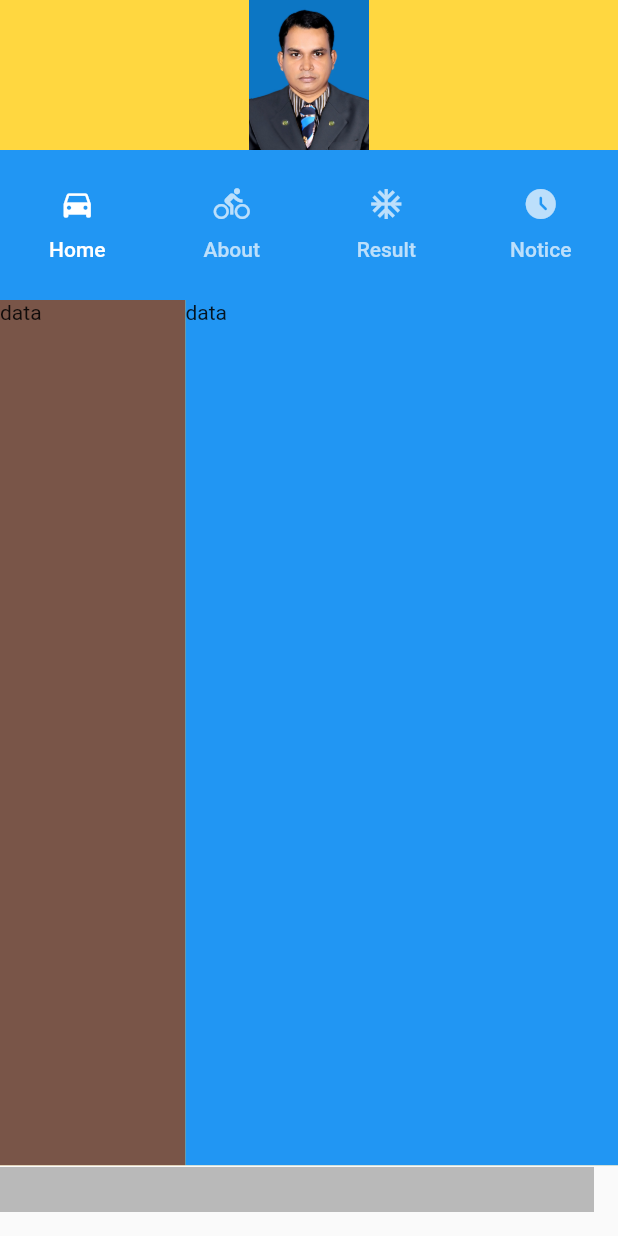
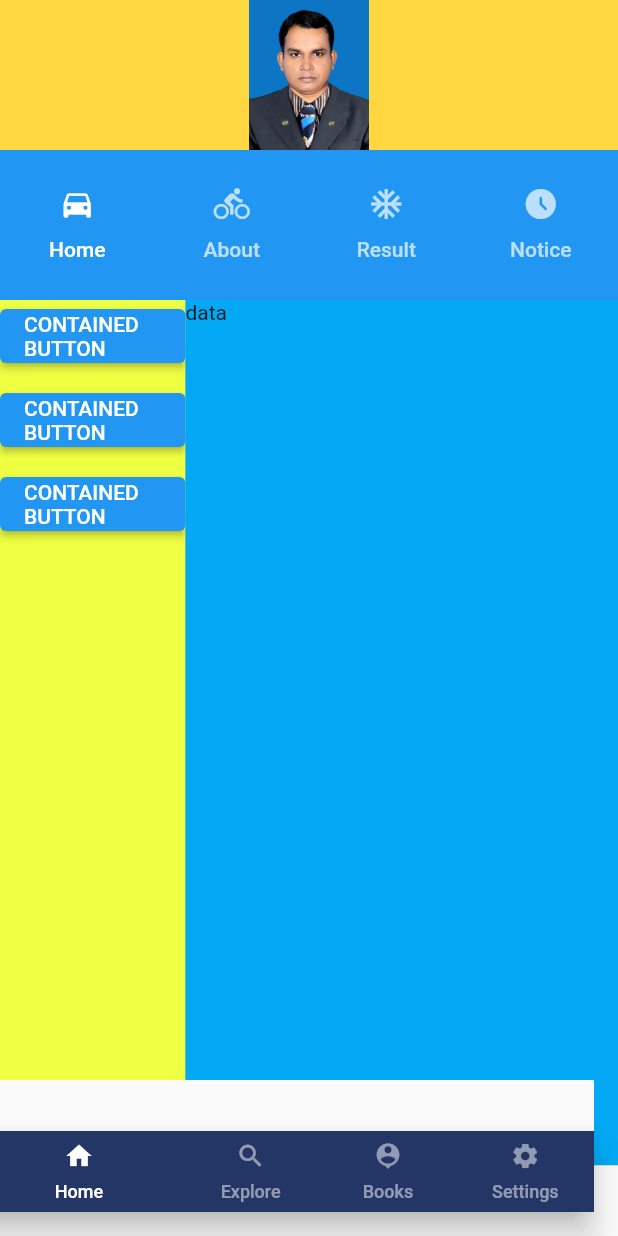
Before and after one commit to sohelrana31/flutter, a Flutter app: the screen it shows after launch, on a phone screen of 412 x 824 dp. Run offline on Flutter 3.47's test engine with Material 2 defaults, Android fonts, the light colour scheme and no system bars; our stand-ins replace get, native_pdf_view; missing offline and left inert: a package.

Commit message:
bottomnavbar

```diff
--- /dev/null
+++ b/practice_22/lib/app/global_widget/bottomnavbar_widget.dart
@@ -0,0 +1,94 @@
+import 'package:flutter/material.dart';
+
+import 'package:get/get.dart';
+import 'package:practice_22/app/modules/home/controllers/home_controller.dart';
+
+class BottomnavbarWidget extends StatelessWidget {
+  final TextStyle unselectedLabelStyle = TextStyle(
+      color: Colors.white.withOpacity(0.5),
+      fontWeight: FontWeight.w500,
+      fontSize: 12);
+
+  final TextStyle selectedLabelStyle =
+      TextStyle(color: Colors.white, fontWeight: FontWeight.w500, fontSize: 12);
+
+  @override
+  Widget build(BuildContext context) {
+    final HomeController homeController =
+        Get.put(HomeController(), permanent: false);
+    return SafeArea(
+        child: Scaffold(
+      bottomNavigationBar: buildBottomNavigationMenu(context, homeController),
+      body: Obx(() => IndexedStack(
+            index: homeController.tabIndex.value,
+            children: [],
+          )),
+    ));
+  }
+
+  buildBottomNavigationMenu(
+      BuildContext context, HomeController homeController) {
+    return Obx(() => MediaQuery(
+        data: MediaQuery.of(context).copyWith(textScaleFactor: 1.0),
+        child: SizedBox(
+          height: 54,
+          child: BottomNavigationBar(
+            showUnselectedLabels: true,
+            showSelectedLabels: true,
+            onTap: homeController.changeTabIndex,
+            currentIndex: homeController.tabIndex.value,
+            backgroundColor: Color.fromRGBO(36, 54, 101, 1.0),
+            unselectedItemColor: Colors.white.withOpacity(0.5),
+            selectedItemColor: Colors.white,
+            unselectedLabelStyle: unselectedLabelStyle,
+            selectedLabelStyle: selectedLabelStyle,
+            items: [
+              BottomNavigationBarItem(
+                icon: Container(
+                  margin: EdgeInsets.only(bottom: 7),
+                  child: Icon(
+                    Icons.home,
+                    size: 20.0,
+                  ),
+                ),
+                label: 'Home',
+                backgroundColor: Color.fromRGBO(36, 54, 101, 1.0),
+              ),
+              BottomNavigationBarItem(
+                icon: Container(
+                  margin: EdgeInsets.only(bottom: 7),
+                  child: Icon(
+                    Icons.search,
+                    size: 20.0,
+                  ),
+                ),
+                label: 'Explore',
+                backgroundColor: Color.fromRGBO(36, 54, 101, 1.0),
+              ),
+              BottomNavigationBarItem(
+                icon: Container(
+                  margin: EdgeInsets.only(bottom: 7),
+                  child: Icon(
+                    Icons.location_history,
+                    size: 20.0,
+                  ),
+                ),
+                label: 'Books',
+                backgroundColor: Color.fromRGBO(36, 54, 101, 1.0),
+              ),
+              BottomNavigationBarItem(
+                icon: Container(
+                  margin: EdgeInsets.only(bottom: 7),
+                  child: Icon(
+                    Icons.settings,
+                    size: 20.0,
+                  ),
+                ),
+                label: 'Settings',
+                backgroundColor: Color.fromRGBO(36, 54, 101, 1.0),
+              ),
+            ],
+          ),
+        )));
+  }
+}
--- a/practice_22/lib/app/modules/home/controllers/home_controller.dart
+++ b/practice_22/lib/app/modules/home/controllers/home_controller.dart
@@ -2,7 +2,11 @@ import 'package:flutter/material.dart';
 import 'package:get/get.dart';
 
 class HomeController extends GetxController with SingleGetTickerProviderMixin  {
+  var tabIndex = 0.obs;
 
+  void changeTabIndex(int index) {
+    tabIndex.value = index;
+  }
   TabController? tabController;
 
   final count = 0.obs;
--- a/practice_22/lib/app/modules/home/views/home_view.dart
+++ b/practice_22/lib/app/modules/home/views/home_view.dart
@@ -1,6 +1,7 @@
 import 'package:flutter/material.dart';
 
 import 'package:get/get.dart';
+import 'package:practice_22/app/global_widget/bottomnavbar_widget.dart';
 import 'package:practice_22/app/modules/home/views/local_widgets/about_page.dart';
 import 'package:practice_22/app/modules/home/views/local_widgets/home_page%20.dart';
 import 'package:practice_22/app/modules/home/views/local_widgets/notice_page.dart';
@@ -12,6 +13,7 @@ class HomeView extends GetView<HomeController> {
   @override
   Widget build(BuildContext context) {
     return Scaffold(
+
       body: Column(
         children: [
           Container(
@@ -62,9 +64,10 @@ class HomeView extends GetView<HomeController> {
         ],
       ),
       floatingActionButton: Container(
-        height: 30,
+        height: 88,
         width: Get.width,
         color: Colors.black26,
+        child: BottomnavbarWidget(),
       ),
     );
   }
--- a/practice_22/lib/app/modules/home/views/local_widgets/home_page .dart
+++ b/practice_22/lib/app/modules/home/views/local_widgets/home_page .dart
@@ -1,5 +1,6 @@
 import 'package:flutter/material.dart';
 import 'package:get/get.dart';
+import 'package:practice_22/app/routes/app_pages.dart';
 
 class HomePage extends StatelessWidget {
   @override
@@ -16,13 +17,39 @@ class HomePage extends StatelessWidget {
                 Container(
                   height: Get.height * 0.70,
                   width: Get.width * 0.30,
-                  color: Colors.brown,
-                  child: Text('data'),
+                  color: Colors.limeAccent,
+                  child:Column (
+
+          mainAxisAlignment: MainAxisAlignment.start,
+          crossAxisAlignment: CrossAxisAlignment.start,
+          children: [
+            ElevatedButton(
+              onPressed: () {
+                // Respond to button press
+              },
+              child: Text("CONTAINED BUTTON"),
+            ),
+            SizedBox(height: 8.0),
+            ElevatedButton(
+              onPressed: () {
+                Get.toNamed(Routes.PDF_TASK);
+              },
+              child: Text("CONTAINED BUTTON"),
+            ),
+            SizedBox(height: 8.0),
+            ElevatedButton(
+              onPressed: () {
+                // Respond to button press
+              },
+              child: Text("CONTAINED BUTTON"),
+            ),
+          ],
+        ),
                 ),
                 Container(
                   height: Get.height * 0.70,
                   width: Get.width * 0.70,
-                  color: Colors.blue,
+                  color: Colors.lightBlue,
                   child: Text('data'),
                 ),
               ],
--- /dev/null
+++ b/practice_22/lib/app/modules/pdf_task/bindings/pdf_task_binding.dart
@@ -0,0 +1,12 @@
+import 'package:get/get.dart';
+
+import '../controllers/pdf_task_controller.dart';
+
+class PdfTaskBinding extends Bindings {
+  @override
+  void dependencies() {
+    Get.lazyPut<PdfTaskController>(
+      () => PdfTaskController(),
+    );
+  }
+}
--- /dev/null
+++ b/practice_22/lib/app/modules/pdf_task/controllers/pdf_task_controller.dart
@@ -0,0 +1,20 @@
+import 'package:get/get.dart';
+
+class PdfTaskController extends GetxController {
+  //TODO: Implement PdfTaskController
+
+  final count = 0.obs;
+  @override
+  void onInit() {
+    super.onInit();
+  }
+
+  @override
+  void onReady() {
+    super.onReady();
+  }
+
+  @override
+  void onClose() {}
+  void increment() => count.value++;
+}
--- /dev/null
+++ b/practice_22/lib/app/modules/pdf_task/views/pdf_task_view.dart
@@ -0,0 +1,23 @@
+import 'package:flutter/material.dart';
+
+import 'package:get/get.dart';
+
+import '../controllers/pdf_task_controller.dart';
+
+class PdfTaskView extends GetView<PdfTaskController> {
+  @override
+  Widget build(BuildContext context) {
+    return Scaffold(
+      appBar: AppBar(
+        title: Text('PdfTaskView'),
+        centerTitle: true,
+      ),
+      body: Center(
+        child: Text(
+          'PdfTaskView is working',
+          style: TextStyle(fontSize: 20),
+        ),
+      ),
+    );
+  }
+}
--- a/practice_22/lib/app/routes/app_pages.dart
+++ b/practice_22/lib/app/routes/app_pages.dart
@@ -2,6 +2,8 @@ import 'package:get/get.dart';
 
 import 'package:practice_22/app/modules/home/bindings/home_binding.dart';
 import 'package:practice_22/app/modules/home/views/home_view.dart';
+import 'package:practice_22/app/modules/pdf_task/bindings/pdf_task_binding.dart';
+import 'package:practice_22/app/modules/pdf_task/views/pdf_task_view.dart';
 
 part 'app_routes.dart';
 
@@ -16,5 +18,10 @@ class AppPages {
       page: () => HomeView(),
       binding: HomeBinding(),
     ),
+    GetPage(
+      name: _Paths.PDF_TASK,
+      page: () => PdfTaskView(),
+      binding: PdfTaskBinding(),
+    ),
   ];
 }
--- a/practice_22/lib/app/routes/app_routes.dart
+++ b/practice_22/lib/app/routes/app_routes.dart
@@ -5,8 +5,10 @@ abstract class Routes {
   Routes._();
 
   static const HOME = _Paths.HOME;
+  static const PDF_TASK = _Paths.PDF_TASK;
 }
 
 abstract class _Paths {
   static const HOME = '/home';
+  static const PDF_TASK = '/pdf-task';
 }
--- a/practice_22/lib/main.dart
+++ b/practice_22/lib/main.dart
@@ -13,6 +13,7 @@ class MyApp extends StatelessWidget {
 
   @override
   Widget build(BuildContext context) {
+
     return GetMaterialApp(
       title: "Application",
       initialRoute: AppPages.INITIAL,
```
